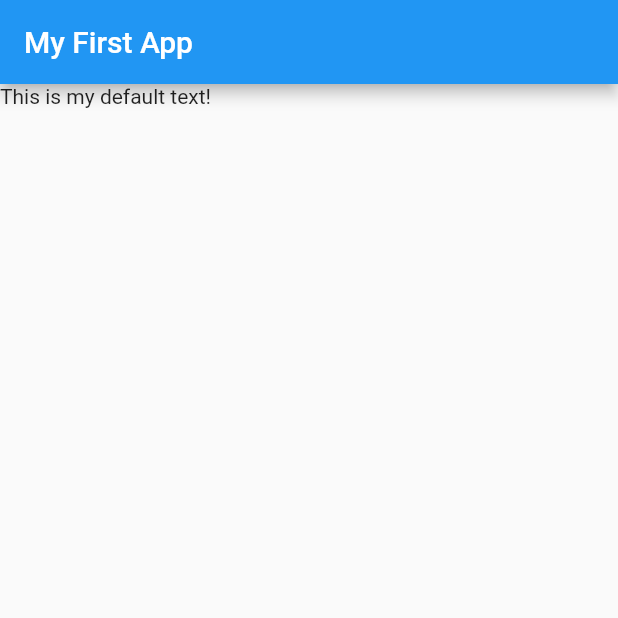
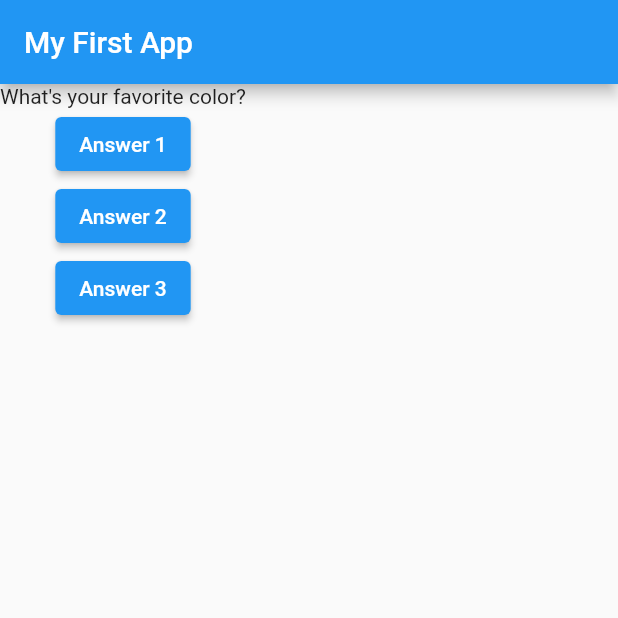
Before and after one commit to hichemBA67/Flutter-Complete-Guide, a Flutter app: the screen it shows after launch, on a phone screen of 412 x 824 dp, the top half of it. Run offline on Flutter 3.47's test engine with Material 2 defaults, Android fonts, the phone set to English and light mode, and no system bars.

Commit message:
Section 2: 36

```diff
--- a/lib/main.dart
+++ b/lib/main.dart
@@ -6,7 +6,28 @@ import 'package:flutter/material.dart';
 
 void main() => runApp(MyApp());
 
-class MyApp extends StatelessWidget {
+class MyApp extends StatefulWidget {
+  @override
+  State<StatefulWidget> createState() {
+    return MyAppState();
+  }
+}
+
+class MyAppState extends State<MyApp> {
+  var questionIndex = 0;
+
+  void answerQuestion() {
+    setState(() {
+      questionIndex++;
+      print(questionIndex);
+    });
+  }
+
+  var questions = [
+    'What\'s your favorite color?',
+    'What\'s your favorite animal?'
+  ];
+
   @override
   Widget build(BuildContext context) {
     return MaterialApp(
@@ -14,7 +35,18 @@ class MyApp extends StatelessWidget {
         appBar: AppBar(
           title: Text('My First App'),
         ),
-        body: Text('This is my default text!'),
+        body: Column(children: [
+          Text(questions[questionIndex]),
+          ElevatedButton(child: Text('Answer 1'), onPressed: answerQuestion),
+          ElevatedButton(
+              child: Text('Answer 2'),
+              onPressed: () => print('Answer 2 chosen!')),
+          ElevatedButton(
+              child: Text('Answer 3'),
+              onPressed: () => {
+                    print('Answer 3 chosen!'),
+                  }),
+        ]),
       ),
     );
   }
```
